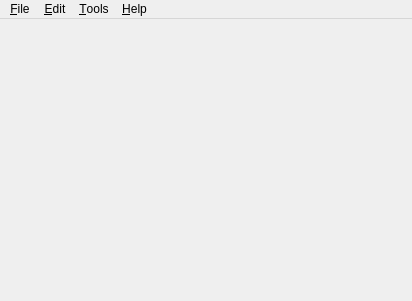
Old version of the form designer/main.ui in the repository YaooXu/Anki-for-Diego.
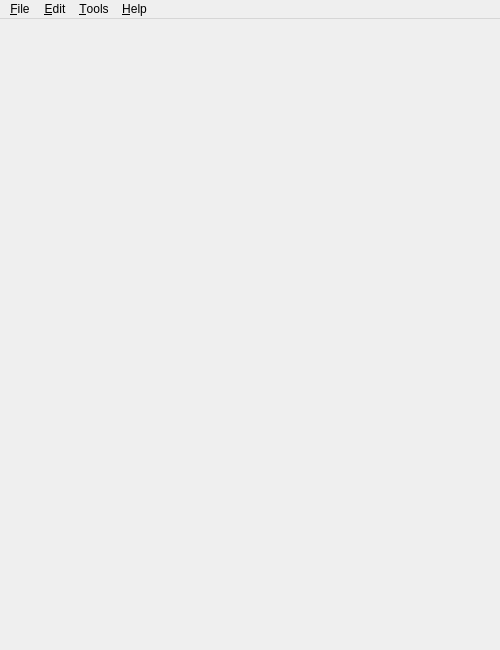
New version of the form. Icons and pictures are not drawn.

Diff of the .ui file:
```diff
--- a/designer/main.ui
+++ b/designer/main.ui
@@ -6,8 +6,8 @@
    <rect>
     <x>0</x>
     <y>0</y>
-    <width>412</width>
-    <height>301</height>
+    <width>500</width>
+    <height>650</height>
    </rect>
   </property>
   <property name="sizePolicy">
@@ -45,8 +45,8 @@
     <rect>
      <x>0</x>
      <y>0</y>
-     <width>412</width>
-     <height>22</height>
+     <width>500</width>
+     <height>26</height>
     </rect>
    </property>
    <widget class="QMenu" name="menuHelp">
```
Left out of the diff: 4 changed lines with no effect on the pictures.
